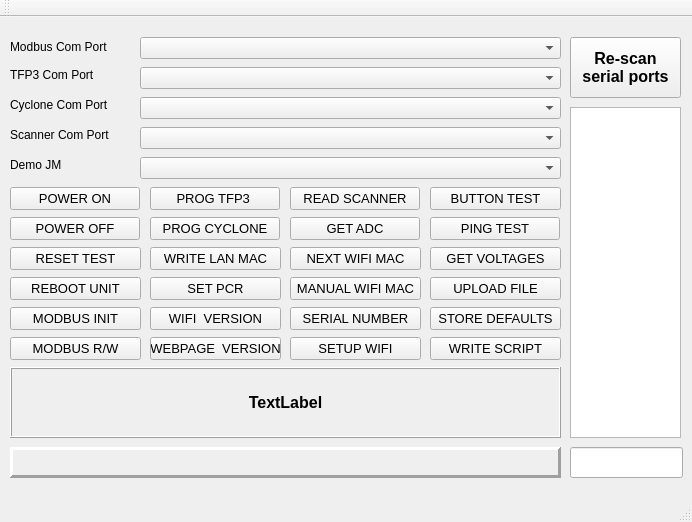
This is QT_Project/mainwindow.ui in wmarchewka/Fixture as Qt 5 draws it before an edit. The edited form follows.
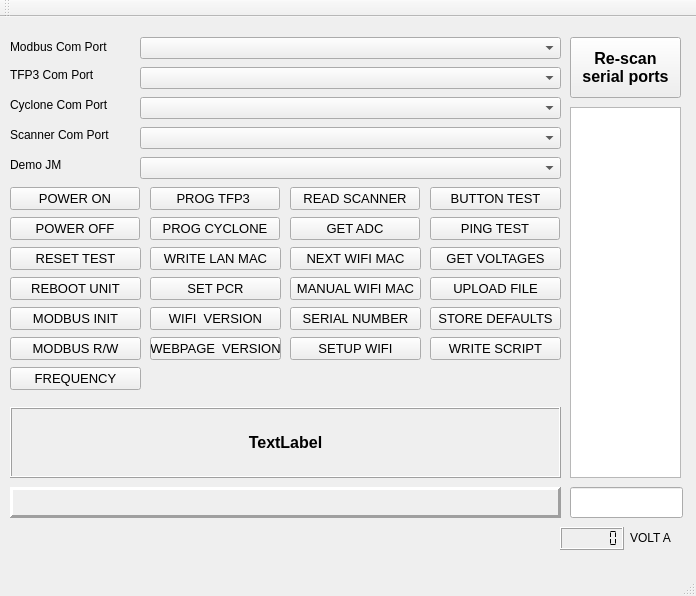
This is the edited form.

```diff
--- a/QT_Project/mainwindow.ui
+++ b/QT_Project/mainwindow.ui
@@ -6,8 +6,8 @@
    <rect>
     <x>0</x>
     <y>0</y>
-    <width>692</width>
-    <height>522</height>
+    <width>696</width>
+    <height>596</height>
    </rect>
   </property>
   <property name="windowTitle">
@@ -278,7 +278,7 @@
     <property name="geometry">
      <rect>
       <x>10</x>
-      <y>350</y>
+      <y>390</y>
       <width>551</width>
       <height>71</height>
      </rect>
@@ -335,7 +335,7 @@
       <x>570</x>
       <y>90</y>
       <width>111</width>
-      <height>331</height>
+      <height>371</height>
      </rect>
     </property>
    </widget>
@@ -343,7 +343,7 @@
     <property name="geometry">
      <rect>
       <x>570</x>
-      <y>430</y>
+      <y>470</y>
       <width>113</width>
       <height>31</height>
      </rect>
@@ -569,7 +569,7 @@
     <property name="geometry">
      <rect>
       <x>10</x>
-      <y>430</y>
+      <y>470</y>
       <width>551</width>
       <height>31</height>
      </rect>
@@ -673,6 +673,64 @@
      <string>REBOOT UNIT</string>
     </property>
    </widget>
+   <widget class="QLCDNumber" name="lcdFreq">
+    <property name="geometry">
+     <rect>
+      <x>560</x>
+      <y>510</y>
+      <width>64</width>
+      <height>23</height>
+     </rect>
+    </property>
+    <property name="font">
+     <font>
+      <pointsize>10</pointsize>
+     </font>
+    </property>
+    <property name="smallDecimalPoint">
+     <bool>true</bool>
+    </property>
+    <property name="digitCount">
+     <number>6</number>
+    </property>
+    <property name="segmentStyle">
+     <enum>QLCDNumber::Flat</enum>
+    </property>
+    <property name="value" stdset="0">
+     <double>0.000000000000000</double>
+    </property>
+   </widget>
+   <widget class="QLabel" name="label">
+    <property name="geometry">
+     <rect>
+      <x>630</x>
+      <y>510</y>
+      <width>51</width>
+      <height>21</height>
+     </rect>
+    </property>
+    <property name="text">
+     <string>VOLT A</string>
+    </property>
+   </widget>
+   <widget class="QPushButton" name="pbGetFrequency">
+    <property name="geometry">
+     <rect>
+      <x>10</x>
+      <y>350</y>
+      <width>131</width>
+      <height>23</height>
+     </rect>
+    </property>
+    <property name="font">
+     <font>
+      <pointsize>10</pointsize>
+     </font>
+    </property>
+    <property name="text">
+     <string>FREQUENCY</string>
+    </property>
+   </widget>
   </widget>
   <widget class="QMenuBar" name="menuBar">
    <property name="geometry">
```
Left out of the diff: 4 changed lines with no effect on the pictures.
